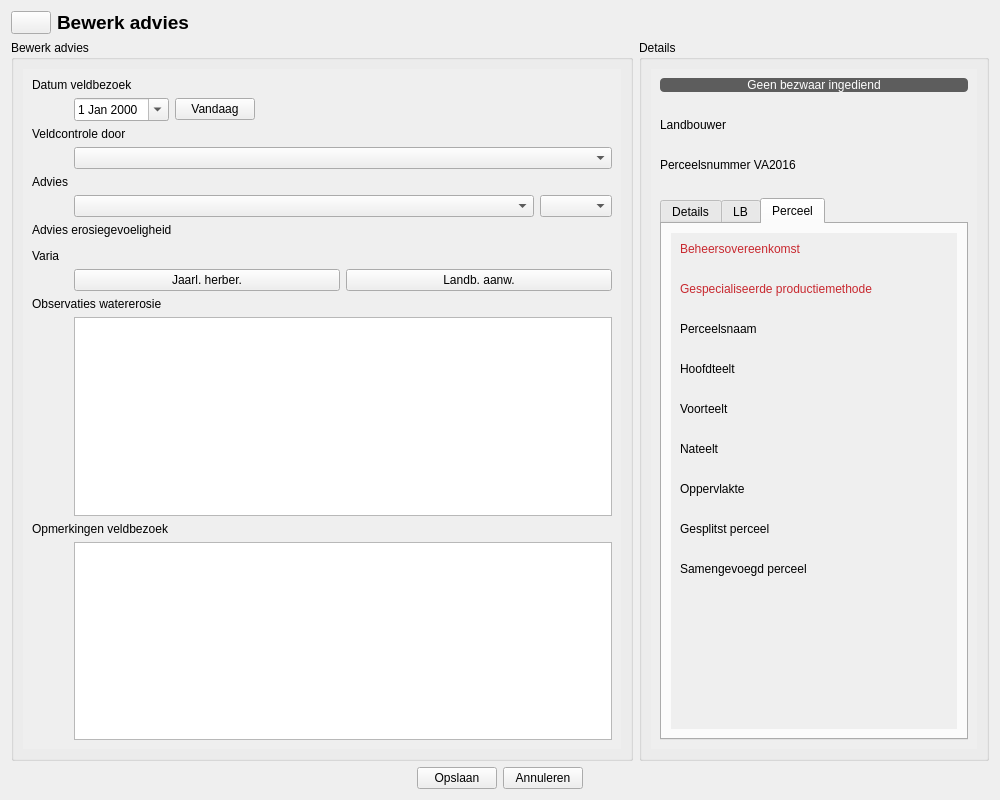
Old version of the form ui_parceleditwidget.ui in the repository DOV-Vlaanderen/erosiebezwaren.
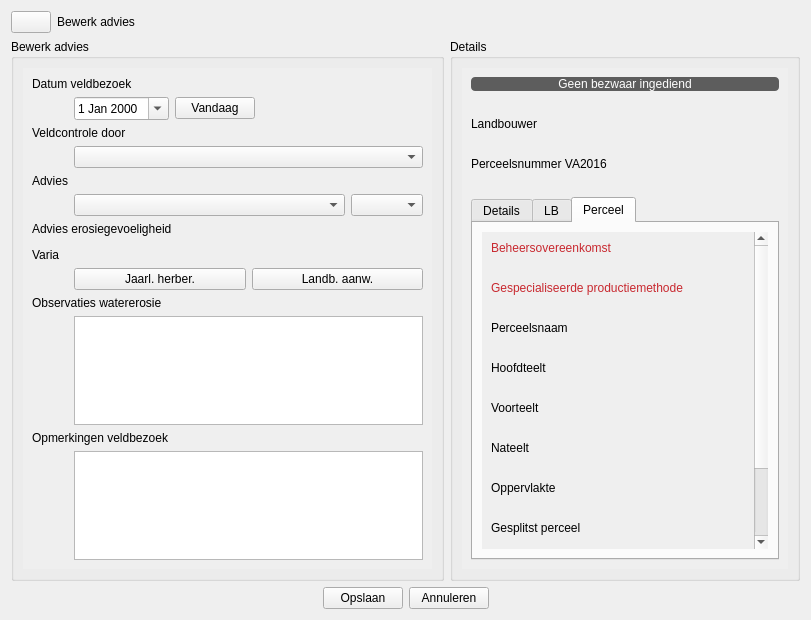
New version of the form. The open tabs and pages were chosen to show the change. Icons and pictures are not drawn. Custom widgets are drawn as their Qt base class.

```diff
--- a/ui_parceleditwidget.ui
+++ b/ui_parceleditwidget.ui
@@ -6,14 +6,14 @@
    <rect>
     <x>0</x>
     <y>0</y>
-    <width>1000</width>
-    <height>800</height>
+    <width>811</width>
+    <height>620</height>
    </rect>
   </property>
-  <property name="minimumSize">
+  <property name="maximumSize">
    <size>
-    <width>1000</width>
-    <height>800</height>
+    <width>1920</width>
+    <height>1200</height>
    </size>
   </property>
   <property name="windowTitle">
@@ -47,16 +47,6 @@
      </item>
      <item>
       <widget class="QLabel" name="lbv_header">
-       <property name="font">
-        <font>
-         <pointsize>14</pointsize>
-         <weight>75</weight>
-         <bold>true</bold>
-        </font>
-       </property>
-       <property name="styleSheet">
-        <string notr="true">* { font-weight: bold; }</string>
-       </property>
        <property name="text">
         <string>Bewerk advies</string>
        </property>
@@ -91,8 +81,8 @@
             <rect>
              <x>0</x>
              <y>0</y>
-             <width>598</width>
-             <height>660</height>
+             <width>409</width>
+             <height>522</height>
             </rect>
            </property>
            <layout class="QFormLayout" name="formLayout">
@@ -184,7 +174,14 @@
              </widget>
             </item>
             <item row="3" column="1">
-             <widget class="ValueComboBox" name="efwCmb_veldcontrole_door"/>
+             <widget class="ValueComboBox" name="efwCmb_veldcontrole_door">
+              <property name="sizePolicy">
+               <sizepolicy hsizetype="Expanding" vsizetype="Fixed">
+                <horstretch>0</horstretch>
+                <verstretch>0</verstretch>
+               </sizepolicy>
+              </property>
+             </widget>
             </item>
             <item row="4" column="0">
              <widget class="QLabel" name="lb_advies_behandeld">
@@ -333,7 +330,14 @@
              </widget>
             </item>
             <item row="11" column="1">
-             <widget class="ValueTextEdit" name="efw_observaties_watererosie"/>
+             <widget class="ValueTextEdit" name="efw_observaties_watererosie">
+              <property name="sizePolicy">
+               <sizepolicy hsizetype="Expanding" vsizetype="Expanding">
+                <horstretch>0</horstretch>
+                <verstretch>0</verstretch>
+               </sizepolicy>
+              </property>
+             </widget>
             </item>
             <item row="12" column="0" colspan="2">
              <widget class="QLabel" name="label">
@@ -380,7 +384,10 @@
        <property name="title">
         <string>Details</string>
        </property>
-       <layout class="QVBoxLayout" name="verticalLayout_2">
+       <layout class="QVBoxLayout" name="verticalLayout_2" stretch="0">
+        <property name="spacing">
+         <number>12</number>
+        </property>
         <item>
          <widget class="QScrollArea" name="scrollArea_2">
           <property name="frameShape">
@@ -398,7 +405,7 @@
              <x>0</x>
              <y>0</y>
              <width>324</width>
-             <height>660</height>
+             <height>480</height>
             </rect>
            </property>
            <layout class="QVBoxLayout" name="verticalLayout_4">
@@ -1202,9 +1209,9 @@
                    <property name="geometry">
                     <rect>
                      <x>0</x>
-                     <y>-46</y>
-                     <width>271</width>
-                     <height>508</height>
+                     <y>0</y>
+                     <width>170</width>
+                     <height>526</height>
                     </rect>
                    </property>
                    <layout class="QVBoxLayout" name="verticalLayout_15">
```
Left out of the diff: 7 changed lines with no effect on the pictures.
